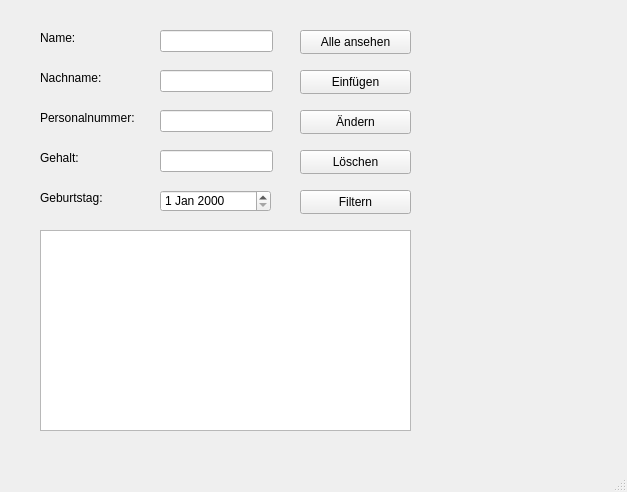
sterniR/Qt, file testCMAKESQLite/mainwindow.ui: the form before one commit.
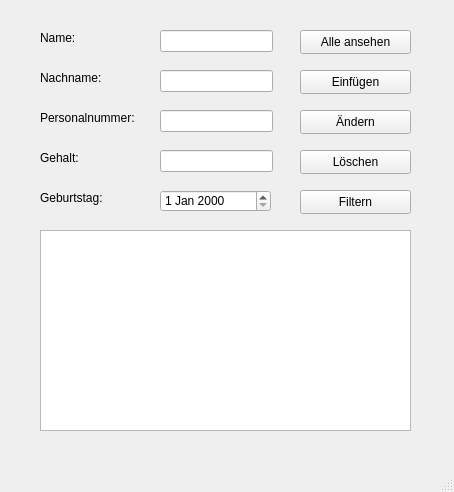
The form after the commit.

Diff of the .ui file:
```diff
--- a/testCMAKESQLite/mainwindow.ui
+++ b/testCMAKESQLite/mainwindow.ui
@@ -6,7 +6,7 @@
    <rect>
     <x>0</x>
     <y>0</y>
-    <width>627</width>
+    <width>454</width>
     <height>492</height>
    </rect>
   </property>
```
Left out of the diff: 2 changed lines with no effect on the pictures.
